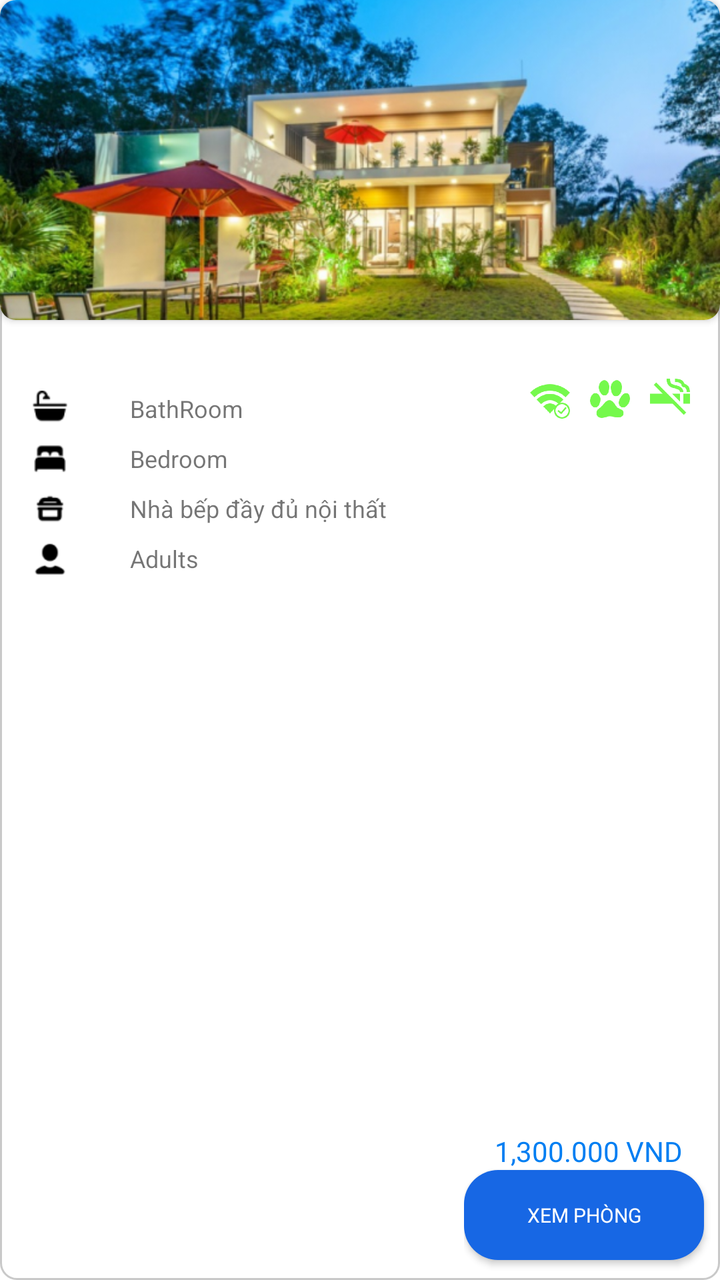
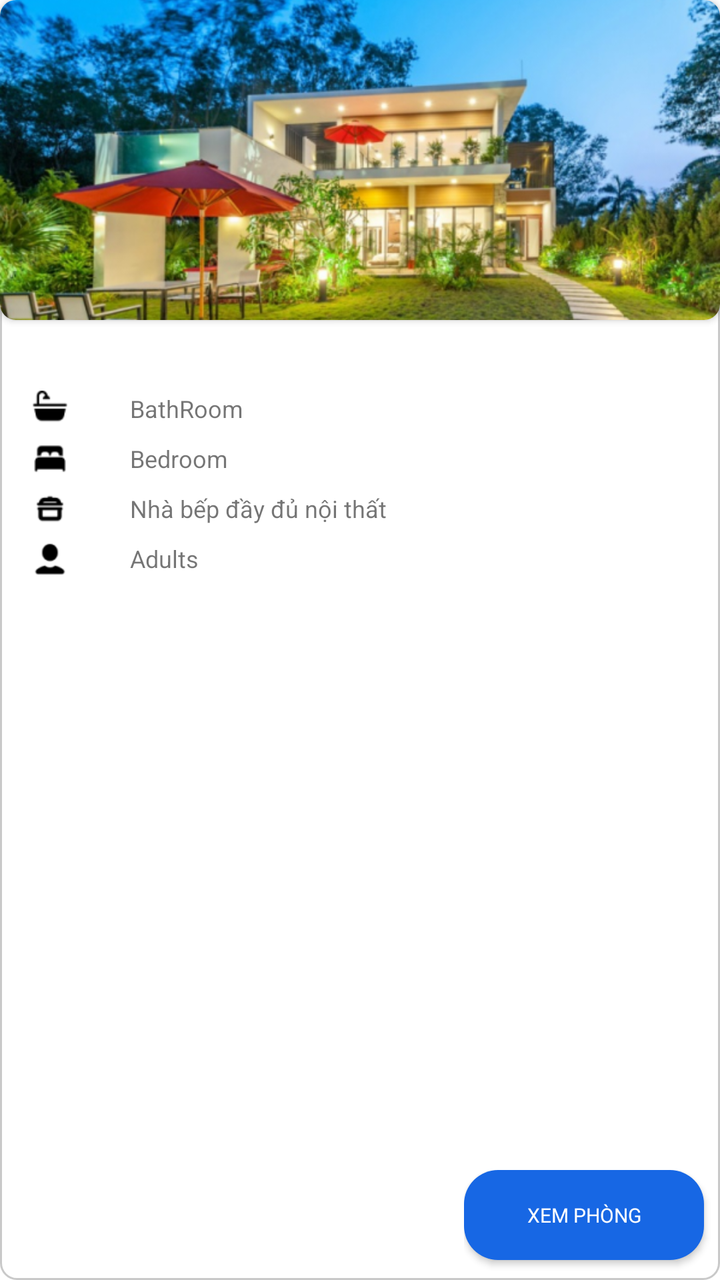

Screens rendered from an Android XML layout before and after an edit, with the pre-edit source and the edit as a unified diff.
<!-- AndroidManifest.xml: application theme Base.Theme.TEPTimeshareExchangePlatform -->
<!-- res/layout/item_resort_room_type.xml -->
<?xml version="1.0" encoding="utf-8"?>
<androidx.constraintlayout.widget.ConstraintLayout
    xmlns:android="http://schemas.android.com/apk/res/android"
    xmlns:app="http://schemas.android.com/apk/res-auto"
    xmlns:tools="http://schemas.android.com/tools"
    android:background="@drawable/background_stroke_around"
    android:layout_marginBottom="20dp"
    android:layout_width="match_parent"
    android:layout_height="300dp">
    
    <androidx.cardview.widget.CardView
        android:id="@+id/cardView2"
        android:layout_width="match_parent"
        android:layout_height="160dp"
        app:cardCornerRadius="8dp"
        app:layout_constraintEnd_toEndOf="parent"
        app:layout_constraintStart_toStartOf="parent"
        app:layout_constraintTop_toTopOf="parent">

        <ImageView
            android:id="@+id/im_room_type_image"
            android:layout_width="match_parent"
            android:layout_height="match_parent"
            android:scaleType="centerCrop"
            android:src="@drawable/im_material_resort" />
    </androidx.cardview.widget.CardView>

    
    <androidx.constraintlayout.widget.ConstraintLayout
        android:id="@+id/constraintLayout"
        android:layout_width="match_parent"
        android:layout_height="wrap_content"
        android:paddingStart="5dp"
        android:paddingTop="5dp"
        android:paddingEnd="5dp"
        android:paddingBottom="10dp"
        app:layout_constraintEnd_toEndOf="parent"
        app:layout_constraintHorizontal_bias="0.0"
        app:layout_constraintStart_toStartOf="parent"
        app:layout_constraintTop_toBottomOf="@+id/cardView2">
        
        <TextView
            android:id="@+id/tv_room_name"
            android:layout_width="match_parent"
            android:layout_height="wrap_content"
            android:layout_marginStart="5dp"
            android:fontFamily="@font/inter_bold"
            android:maxLines="1"
            android:textColor="@color/black"
            android:textSize="18dp"
            app:layout_constraintEnd_toEndOf="parent"
            app:layout_constraintStart_toStartOf="parent"
            app:layout_constraintTop_toTopOf="parent" />

        
        <LinearLayout
            android:id="@+id/linearLayout2"
            android:layout_width="match_parent"
            android:layout_height="wrap_content"
            android:layout_marginStart="5dp"
            android:layout_marginEnd="150dp"
            android:orientation="vertical"
            app:layout_constraintStart_toStartOf="parent"
            app:layout_constraintTop_toBottomOf="@+id/tv_room_name">

            
            <LinearLayout
                android:layout_width="match_parent"
                android:layout_height="wrap_content"
                android:layout_marginTop="5dp"
                android:gravity="center|left"
                android:minHeight="20dp"
                android:orientation="horizontal">

                <ImageView
                    android:layout_width="30dp"
                    android:layout_height="20dp"
                    android:layout_marginEnd="10dp"
                    android:src="@drawable/ic_bathtub" />

                <TextView
                    android:id="@+id/tv_num_bathroom"
                    android:layout_width="wrap_content"
                    android:layout_height="wrap_content"
                    android:layout_marginEnd="10dp"
                    android:fontFamily="@font/inter_semibold"

                    android:textSize="14dp" />

                <TextView
                    android:id="@+id/tv_bathroom"
                    android:layout_width="match_parent"
                    android:layout_height="wrap_content"
                    android:layout_marginStart="5dp"
                    android:gravity="center|left"
                    android:maxLines="1"
                    android:text="@string/bath"
                    android:textSize="12dp" />
            </LinearLayout>

            
            <LinearLayout
                android:layout_width="match_parent"
                android:layout_height="wrap_content"
                android:layout_marginTop="5dp"
                android:gravity="center|left"
                android:minHeight="20dp"
                android:orientation="horizontal">

                <ImageView
                    android:layout_width="30dp"
                    android:layout_height="20dp"
                    android:layout_marginEnd="10dp"
                    android:src="@drawable/ic_bedroom" />

                <TextView
                    android:id="@+id/tv_num_bed"
                    android:layout_width="wrap_content"
                    android:layout_height="wrap_content"
                    android:layout_marginEnd="10dp"
                    android:fontFamily="@font/inter_semibold"
                    android:textSize="14dp" />

                <TextView
                    android:id="@+id/tv_bed"
                    android:layout_width="match_parent"
                    android:layout_height="wrap_content"
                    android:layout_marginStart="5dp"
                    android:gravity="center|left"
                    android:maxLines="1"
                    android:text="@string/bed"
                    android:textSize="12dp" />
            </LinearLayout>

            
            <LinearLayout
                android:layout_width="match_parent"
                android:layout_height="wrap_content"
                android:layout_marginTop="5dp"
                android:gravity="center|left"
                android:minHeight="20dp"
                android:orientation="horizontal">

                <ImageView
                    android:layout_width="30dp"
                    android:layout_height="20dp"
                    android:layout_marginEnd="10dp"
                    android:src="@drawable/ic_kitchen" />

                <TextView
                    android:id="@+id/tv_num_kitchen"
                    android:layout_width="wrap_content"
                    android:layout_height="wrap_content"
                    android:layout_marginEnd="10dp"
                    android:fontFamily="@font/inter_semibold"
                    android:textSize="14dp" />

                <TextView
                    android:id="@+id/tv_kitchen"
                    android:layout_width="match_parent"
                    android:layout_height="wrap_content"
                    android:layout_marginStart="5dp"
                    android:gravity="center|left"
                    android:maxLines="1"
                    android:text="Nhà bếp đầy đủ nội thất"
                    android:textSize="12dp" />
            </LinearLayout>

            
            <LinearLayout
                android:layout_width="match_parent"
                android:layout_height="wrap_content"
                android:layout_marginTop="5dp"
                android:gravity="center|left"
                android:minHeight="20dp"
                android:orientation="horizontal">

                <ImageView
                    android:layout_width="30dp"
                    android:layout_height="20dp"
                    android:layout_marginEnd="10dp"
                    android:src="@drawable/ic_person" />

                <TextView
                    android:id="@+id/tv_num_person"
                    android:layout_width="wrap_content"
                    android:layout_height="wrap_content"
                    android:layout_marginEnd="10dp"
                    android:fontFamily="@font/inter_semibold"
                    android:textSize="14dp" />

                <TextView
                    android:layout_width="match_parent"
                    android:layout_height="wrap_content"
                    android:layout_marginStart="5dp"
                    android:gravity="center|left"
                    android:maxLines="1"
                    android:text="@string/adult"
                    android:textSize="12dp" />
            </LinearLayout>


        </LinearLayout>

        
        <LinearLayout
            android:id="@+id/llAmennities"
            android:layout_width="wrap_content"
            android:layout_height="wrap_content"
            android:orientation="horizontal"
            app:layout_constraintEnd_toEndOf="parent"
            app:layout_constraintTop_toBottomOf="@+id/tv_room_name">

            <ImageView
                android:layout_width="20dp"
                android:layout_height="20dp"
                android:layout_marginEnd="10dp"
                android:src="@drawable/ic_wifi" />

            <ImageView
                android:layout_width="20dp"
                android:layout_height="20dp"
                android:layout_marginEnd="10dp"
                android:src="@drawable/ic_pet" />

            <ImageView
                android:layout_width="20dp"
                android:layout_height="20dp"
                android:layout_marginEnd="10dp"
                android:src="@drawable/ic_smoing" />

        </LinearLayout>


    </androidx.constraintlayout.widget.ConstraintLayout>


    
    <androidx.constraintlayout.widget.ConstraintLayout
        android:id="@+id/crlResortPrice"
        android:layout_width="wrap_content"
        android:layout_height="wrap_content"
        android:orientation="horizontal"
        app:layout_constraintBottom_toBottomOf="parent"
        app:layout_constraintEnd_toEndOf="parent">


        
        <androidx.appcompat.widget.AppCompatButton
            android:id="@+id/btn_view_room"
            android:layout_width="120dp"
            android:layout_height="45dp"
            android:layout_marginEnd="8dp"
            android:layout_marginBottom="10dp"
            android:background="@drawable/ripple_effect_white"
            android:backgroundTint="@color/blue_btn_search"
            android:fontFamily="@font/inter_semibold"
            android:text="Xem Phòng"
            android:textColor="@color/white"
            android:textSize="10dp"
            app:layout_constraintBottom_toBottomOf="parent"
            app:layout_constraintEnd_toEndOf="parent">

        </androidx.appcompat.widget.AppCompatButton>


        <TextView
            android:id="@+id/tv_price"
            android:layout_width="wrap_content"
            android:layout_height="wrap_content"
            android:fontFamily="@font/inter_extrabold"
            android:gravity="center|left"
            android:text="1,300.000 VND "
            android:textColor="@color/blue_full"
            android:textSize="14dp"
            app:layout_constraintBottom_toTopOf="@+id/btn_view_room"
            app:layout_constraintEnd_toEndOf="parent"
            app:layout_constraintStart_toStartOf="parent" />

    </androidx.constraintlayout.widget.ConstraintLayout>





</androidx.constraintlayout.widget.ConstraintLayout>
<!-- resources referenced by this layout -->
<resources>
  <color name="black">#FF000000</color>
  <color name="blue_btn_search">#1767E4</color>
  <color name="blue_full">#007EF2</color>
  <color name="white">#FFFFFFFF</color>
  <!-- drawable background_stroke_around (drawable) -->
  <?xml version="1.0" encoding="utf-8"?>
  <shape xmlns:android="http://schemas.android.com/apk/res/android"
      android:shape="rectangle"
      >
      <stroke android:width="1dp" android:color="@color/primary_background"/>
      <corners android:radius="8dp"/>
  
  </shape>
  <!-- drawable ic_bathtub: png bitmap (drawable, 554 bytes) -->
  <!-- drawable ic_bedroom: png bitmap (drawable, 494 bytes) -->
  <!-- drawable ic_kitchen: png bitmap (drawable, 525 bytes) -->
  <!-- drawable ic_person: png bitmap (drawable, 633 bytes) -->
  <!-- drawable ic_pet: png bitmap (drawable, 5543 bytes) -->
  <!-- drawable ic_smoing: png bitmap (drawable, 3409 bytes) -->
  <!-- drawable ic_wifi: png bitmap (drawable, 6485 bytes) -->
  <!-- drawable im_material_resort: png bitmap (drawable, 362643 bytes) -->
  <!-- drawable ripple_effect_white (drawable) -->
  <?xml version="1.0" encoding="utf-8"?>
  <ripple xmlns:android="http://schemas.android.com/apk/res/android"
      android:color="?android:attr/colorControlHighlight">
      <item>
          <shape android:shape="rectangle">
              <corners android:radius="17dp"></corners>
              <solid android:color="@color/gray_light_background"></solid>
          </shape>
      </item>
  </ripple>
  <string name="adult">Adults</string>
  <string name="bath">BathRoom</string>
  <string name="bed">Bedroom</string>
  
  
      // Bottom Sheet Dialog
  <style name="Base.Theme.TEPTimeshareExchangePlatform" parent="Theme.MaterialComponents.DayNight.NoActionBar">
          <item name="android:statusBarColor">@color/white</item>
          <item name="android:windowLightStatusBar">true
          </item> 
      </style>
  <color name="primary_background">#C9C9C9</color>
  <color name="gray_light_background">#EDF2F6</color>
</resources>

<!-- the commit's change to res/layout/item_resort_room_type.xml (unified diff, before → after) -->
@@ -205,6 +205,7 @@
         
         <LinearLayout
             android:id="@+id/llAmennities"
+            android:visibility="gone"
             android:layout_width="wrap_content"
             android:layout_height="wrap_content"
             android:orientation="horizontal"
@@ -266,6 +267,7 @@
 
         <TextView
             android:id="@+id/tv_price"
+            android:visibility="gone"
             android:layout_width="wrap_content"
             android:layout_height="wrap_content"
             android:fontFamily="@font/inter_extrabold"
